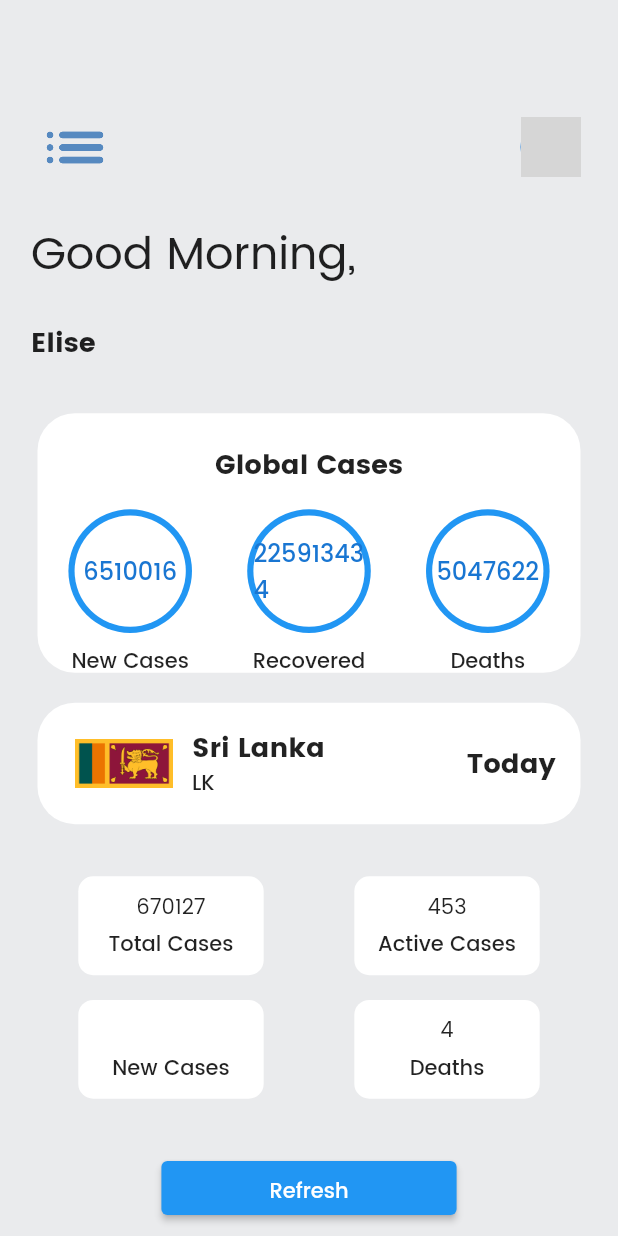
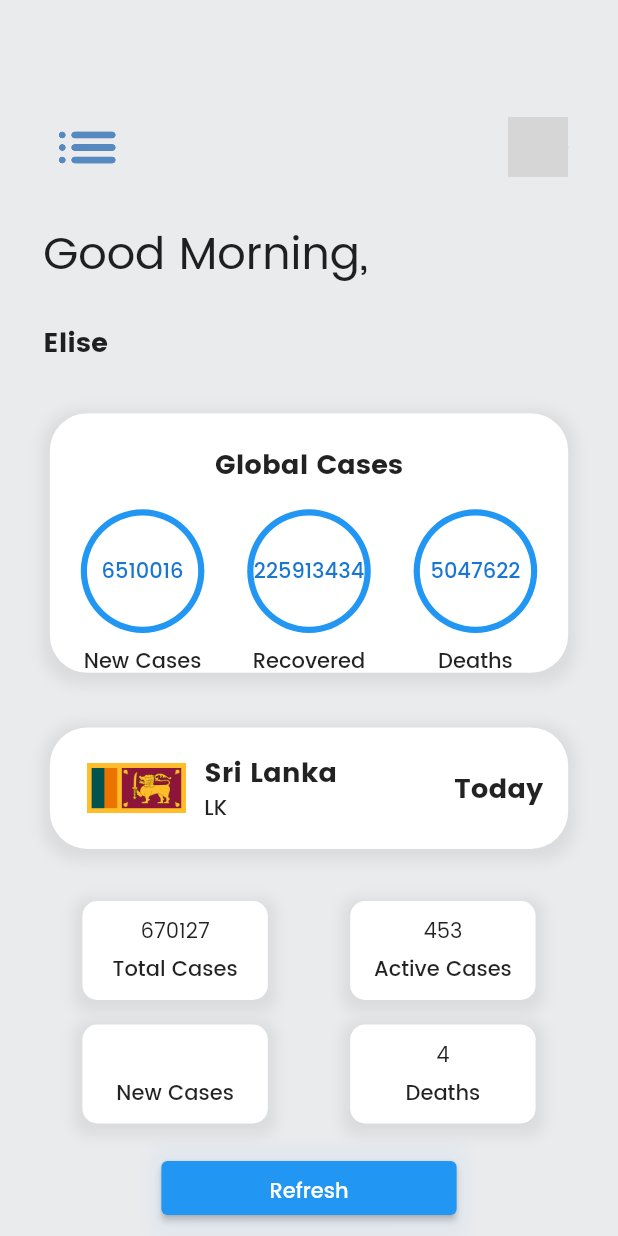
Before and after one commit to KanishaLiyanage/covid-now-lk-flutter, a Flutter app: the screen it shows after launch, on a phone screen of 412 x 824 dp. Run offline on Flutter 3.47's test engine with Material 2 defaults, Android fonts, the phone set to English and light mode, and no system bars; our stand-ins replace dio; network calls fail; grey boxes are pictures that could not be loaded.

Commit message:
ui changes

```diff
--- a/lib/screens/home.dart
+++ b/lib/screens/home.dart
@@ -41,7 +41,9 @@ class _HomeScreenState extends State<HomeScreen> {
     Size size = MediaQuery.of(context).size;
     return Scaffold(
       backgroundColor: Color(0xFFEAEBED),
-      body: Column(
+      body: Container(
+        margin: EdgeInsets.symmetric(horizontal: 0.02 * size.width),
+        child: Column(
           mainAxisAlignment: MainAxisAlignment.spaceEvenly,
           children: [
             Container(
@@ -104,6 +106,7 @@ class _HomeScreenState extends State<HomeScreen> {
                         globalNewCases: globalNewCases,
                         globalRecovered: globalRecovered,
                         globalDeaths: globalDeaths),
+                    SizedBox(height: 0.02 * size.height),
                     const LKCard(),
                     LocalCasesCard(
                         localTotalCases: localTotalCases,
@@ -114,7 +117,7 @@ class _HomeScreenState extends State<HomeScreen> {
                 ),
               ),
             ),
-          Padding(
+            Container(
               padding: EdgeInsets.all(5),
               child: ElevatedButton(
                 //Refresh Btn
@@ -128,8 +131,19 @@ class _HomeScreenState extends State<HomeScreen> {
                   ),
                 ),
               ),
+              decoration: BoxDecoration(
+                boxShadow: [
+                  BoxShadow(
+                    color: Colors.blue.withOpacity(0.05),
+                    spreadRadius: 1,
+                    blurRadius: 10,
+                    offset: Offset(0, 3), // changes position of shadow
                   ),
                 ],
+              ),
+            ),
+          ],
+        ),
       ),
     );
   }
--- a/lib/widgets/globalCard.dart
+++ b/lib/widgets/globalCard.dart
@@ -48,6 +48,7 @@ class GlobalCasesCard extends StatelessWidget {
                       child: Text(
                         globalNewCases,
                         style: TextStyle(
+                          fontSize: 14,
                           fontWeight: FontWeight.w500,
                         ),
                       ),
@@ -74,6 +75,7 @@ class GlobalCasesCard extends StatelessWidget {
                       child: Text(
                         globalRecovered,
                         style: TextStyle(
+                          fontSize: 14,
                           fontWeight: FontWeight.w500,
                         ),
                       ),
@@ -100,6 +102,7 @@ class GlobalCasesCard extends StatelessWidget {
                       child: Text(
                         globalDeaths,
                         style: TextStyle(
+                          fontSize: 14,
                           fontWeight: FontWeight.w500,
                         ),
                       ),
@@ -121,6 +124,14 @@ class GlobalCasesCard extends StatelessWidget {
       decoration: BoxDecoration(
         color: Colors.white,
         borderRadius: BorderRadius.circular(25),
+        boxShadow: [
+          BoxShadow(
+            color: Colors.grey.withOpacity(0.2),
+            spreadRadius: 5,
+            blurRadius: 7,
+            offset: Offset(0, 3), // changes position of shadow
+          ),
+        ],
       ),
     );
   }
--- a/lib/widgets/lkCard.dart
+++ b/lib/widgets/lkCard.dart
@@ -63,6 +63,14 @@ class LKCard extends StatelessWidget {
       decoration: BoxDecoration(
         color: Colors.white,
         borderRadius: BorderRadius.circular(25),
+        boxShadow: [
+          BoxShadow(
+            color: Colors.grey.withOpacity(0.2),
+            spreadRadius: 5,
+            blurRadius: 7,
+            offset: Offset(0, 3), // changes position of shadow
+          ),
+        ],
       ),
     );
   }
--- a/lib/widgets/localCard.dart
+++ b/lib/widgets/localCard.dart
@@ -46,6 +46,14 @@ class LocalCasesCard extends StatelessWidget {
                   decoration: BoxDecoration(
                     color: Colors.white,
                     borderRadius: BorderRadius.circular(10),
+                    boxShadow: [
+                      BoxShadow(
+                        color: Colors.grey.withOpacity(0.2),
+                        spreadRadius: 5,
+                        blurRadius: 7,
+                        offset: Offset(0, 3), // changes position of shadow
+                      ),
+                    ],
                   ),
                 ),
                 Container(
@@ -69,6 +77,14 @@ class LocalCasesCard extends StatelessWidget {
                   decoration: BoxDecoration(
                     color: Colors.white,
                     borderRadius: BorderRadius.circular(10),
+                    boxShadow: [
+                      BoxShadow(
+                        color: Colors.grey.withOpacity(0.2),
+                        spreadRadius: 5,
+                        blurRadius: 7,
+                        offset: Offset(0, 3), // changes position of shadow
+                      ),
+                    ],
                   ),
                 ),
               ],
@@ -98,6 +114,14 @@ class LocalCasesCard extends StatelessWidget {
                   decoration: BoxDecoration(
                     color: Colors.white,
                     borderRadius: BorderRadius.circular(10),
+                    boxShadow: [
+                      BoxShadow(
+                        color: Colors.grey.withOpacity(0.2),
+                        spreadRadius: 5,
+                        blurRadius: 7,
+                        offset: Offset(0, 3), // changes position of shadow
+                      ),
+                    ],
                   ),
                 ),
                 Container(
@@ -121,6 +145,14 @@ class LocalCasesCard extends StatelessWidget {
                   decoration: BoxDecoration(
                     color: Colors.white,
                     borderRadius: BorderRadius.circular(10),
+                    boxShadow: [
+                      BoxShadow(
+                        color: Colors.grey.withOpacity(0.2),
+                        spreadRadius: 5,
+                        blurRadius: 7,
+                        offset: Offset(0, 3), // changes position of shadow
+                      ),
+                    ],
                   ),
                 ),
               ],
```
Lines whose indentation alone changed are shown as unchanged.
